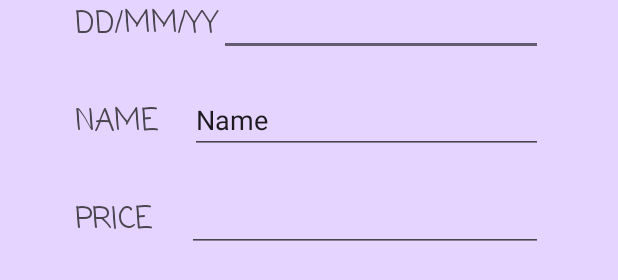
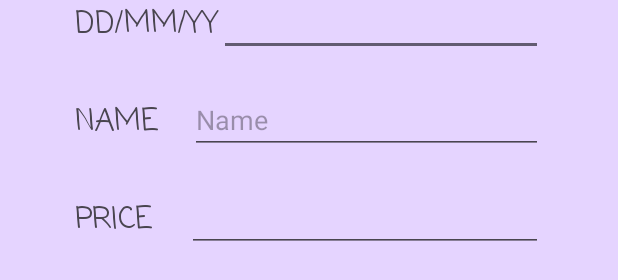
Before and after one commit to 2001bisthebest/On-your-Books_G07, an Android app: the layout add_book_list.xml on its own in the app's theme, with its tools: preview values and no code run, on a phone screen of 412 x 824 dp. Shown: the part 237-517 px from the top of the screen. Run offline under Robolectric (Android 15) with nearby library versions, the phone set to English and light mode, and no system bars.

Commit message:
create intent mainactivity to collectionactivity

```diff
--- a/app/src/main/AndroidManifest.xml
+++ b/app/src/main/AndroidManifest.xml
@@ -21,6 +21,8 @@
                 <category android:name="android.intent.category.LAUNCHER" />
             </intent-filter>
         </activity>
+        <activity android:name=".CollectionActivity"
+            android:exported="false"/>
     </application>
 
 </manifest>
--- a/app/src/main/java/com/example/onyourbooks_g07/MainActivity.java
+++ b/app/src/main/java/com/example/onyourbooks_g07/MainActivity.java
@@ -2,6 +2,7 @@ package com.example.onyourbooks_g07;
 
 import androidx.appcompat.app.AppCompatActivity;
 
+import android.content.Intent;
 import android.os.Bundle;
 import android.view.View;
 import android.widget.Button;
@@ -12,11 +13,12 @@ public class MainActivity extends AppCompatActivity {
     protected void onCreate(Bundle savedInstanceState) {
         super.onCreate(savedInstanceState);
         setContentView(R.layout.activity_main);
-        Button col_btn = findViewById(R.id.button_collection);
+        Button col_btn = findViewById(R.id.collection);
         col_btn.setOnClickListener(new View.OnClickListener() {
             @Override
             public void onClick(View view) {
-
+                Intent intent = new Intent(MainActivity.this, CollectionActivity.class);
+                startActivity(intent);
             }
         });
     }
--- a/app/src/main/res/layout/activity_main.xml
+++ b/app/src/main/res/layout/activity_main.xml
@@ -4,7 +4,7 @@
     xmlns:tools="http://schemas.android.com/tools"
     android:layout_width="match_parent"
     android:layout_height="match_parent"
-    android:background="#E5D4FF"
+    android:background="@color/purple"
     tools:context=".MainActivity">
 
     <LinearLayout
--- a/app/src/main/res/layout/activity_main2.xml
+++ b/app/src/main/res/layout/add_book_list.xml
@@ -1,9 +1,9 @@
 <?xml version="1.0" encoding="utf-8"?>
 <LinearLayout xmlns:android="http://schemas.android.com/apk/res/android"
-    android:orientation="vertical"
     android:layout_width="match_parent"
-    android:background="#E5D4FF"
-    android:layout_height="match_parent">
+    android:layout_height="match_parent"
+    android:background="@color/purple"
+    android:orientation="vertical">
 
     <LinearLayout
         android:layout_width="match_parent"
@@ -56,9 +56,9 @@
             android:layout_marginRight="50dp"
             android:layout_weight="1"
             android:ems="10"
-            android:inputType="text"
+            android:hint="@string/hint_name"
             android:importantForAutofill="no"
-            android:text="Name" />
+            android:inputType="text" />
 
     </LinearLayout>
 
@@ -92,5 +92,5 @@
     <LinearLayout
         android:layout_width="match_parent"
         android:layout_height="match_parent"
-        android:orientation="horizontal"/>
+        android:orientation="horizontal" />
 </LinearLayout>
--- a/app/src/main/res/layout/column_collection.xml
+++ b/app/src/main/res/layout/column_collection.xml
@@ -1,9 +1,9 @@
 <?xml version="1.0" encoding="utf-8"?>
 <LinearLayout xmlns:android="http://schemas.android.com/apk/res/android"
-    android:orientation="horizontal"
-    android:background="#E5D4FF"
     android:layout_width="match_parent"
-    android:layout_height="match_parent">
+    android:layout_height="match_parent"
+    android:background="@color/purple"
+    android:orientation="horizontal">
 
     <TextView
         android:id="@+id/col_date"
--- a/app/src/main/res/layout/column_list_collection.xml
+++ b/app/src/main/res/layout/column_list_collection.xml
@@ -2,6 +2,12 @@
 <LinearLayout xmlns:android="http://schemas.android.com/apk/res/android"
     android:layout_width="match_parent"
     android:layout_height="match_parent"
+    android:background="@color/purple"
     android:orientation="vertical">
 
+    <Button
+        android:id="@+id/back_btn"
+        android:layout_width="wrap_content"
+        android:layout_height="wrap_content"
+        android:text="@string/back" />
 </LinearLayout>
--- a/app/src/main/res/layout/list_collection.xml
+++ b/app/src/main/res/layout/list_collection.xml
@@ -2,7 +2,7 @@
 <LinearLayout xmlns:android="http://schemas.android.com/apk/res/android"
     android:layout_width="match_parent"
     android:layout_height="wrap_content"
-    android:background="#E5D4FF"
+    android:background="@color/purple"
     android:orientation="vertical">
 
     <LinearLayout
--- a/app/src/main/res/values/colors.xml
+++ b/app/src/main/res/values/colors.xml
@@ -5,5 +5,4 @@
     <color name="purple">#E5D4FF</color>
     <color name="navy">#435585</color>
     <color name="brown">#776B5D</color>
-
 </resources>
--- a/app/src/main/res/values/strings.xml
+++ b/app/src/main/res/values/strings.xml
@@ -14,4 +14,6 @@
     <string name="key_date">DD/MM/YY</string>
     <string name="key_name">NAME</string>
     <string name="key_price">PRICE</string>
+    <string name="back">back</string>
+    <string name="hint_name">Name</string>
 </resources>
```
Also changed, not shown: app/src/main/java/com/example/onyourbooks_g07/CollectionActivity.java (+22 -1 lines).
